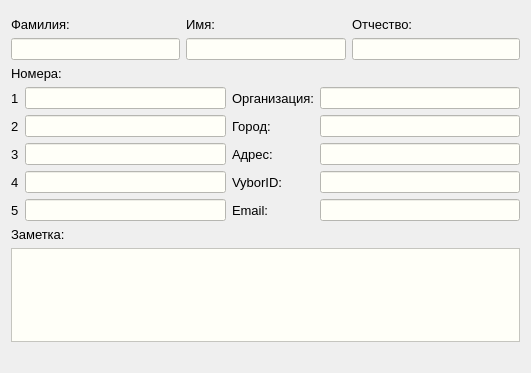
Old version of the form ViewContactDialog.ui in the repository okostynchuk/Outcall.
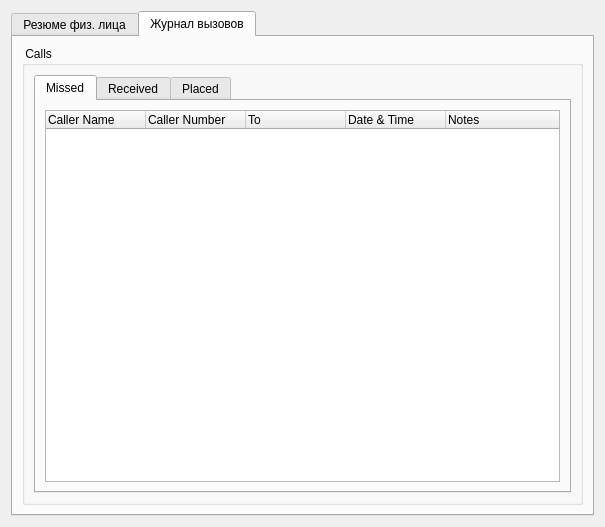
New version of the form. The open tabs and pages were chosen to show the change.

Commit message: org window size is now fixed + call history for privates was added

Diff of the .ui file:
```diff
--- a/ViewContactDialog.ui
+++ b/ViewContactDialog.ui
@@ -6,8 +6,8 @@
    <rect>
     <x>0</x>
     <y>0</y>
-    <width>531</width>
-    <height>373</height>
+    <width>605</width>
+    <height>527</height>
    </rect>
   </property>
   <property name="windowTitle">
@@ -18,6 +18,16 @@
   </property>
   <layout class="QGridLayout" name="gridLayout_2">
    <item row="0" column="0">
+    <widget class="QTabWidget" name="tabWidget">
+     <property name="currentIndex">
+      <number>0</number>
+     </property>
+     <widget class="QWidget" name="tab">
+      <attribute name="title">
+       <string>Резюме физ. лица</string>
+      </attribute>
+      <layout class="QGridLayout" name="gridLayout_3">
+       <item row="0" column="0">
     <layout class="QGridLayout" name="gridLayout">
      <item row="0" column="0">
       <layout class="QGridLayout" name="gridLayout_5">
@@ -426,6 +436,177 @@
       </layout>
      </item>
     </layout>
+       </item>
+      </layout>
+     </widget>
+     <widget class="QWidget" name="tab_2">
+      <attribute name="title">
+       <string>Журнал вызовов</string>
+      </attribute>
+      <layout class="QGridLayout" name="gridLayout_4">
+       <item row="0" column="0">
+        <widget class="QGroupBox" name="groupBoxCalls">
+         <property name="title">
+          <string> Calls</string>
+         </property>
+         <layout class="QVBoxLayout" name="verticalLayout_4">
+          <item>
+           <widget class="QTabWidget" name="tabWidget_2">
+            <property name="currentIndex">
+             <number>0</number>
+            </property>
+            <widget class="QWidget" name="tab_3">
+             <attribute name="title">
+              <string>Missed</string>
+             </attribute>
+             <layout class="QVBoxLayout" name="verticalLayout_6">
+              <item>
+               <widget class="QTreeWidget" name="treeWidgetMissed">
+                <property name="minimumSize">
+                 <size>
+                  <width>0</width>
+                  <height>0</height>
+                 </size>
+                </property>
+                <property name="layoutDirection">
+                 <enum>Qt::LeftToRight</enum>
+                </property>
+                <property name="selectionMode">
+                 <enum>QAbstractItemView::ExtendedSelection</enum>
+                </property>
+                <property name="rootIsDecorated">
+                 <bool>false</bool>
+                </property>
+                <property name="columnCount">
+                 <number>5</number>
+                </property>
+                <column>
+                 <property name="text">
+                  <string>Caller Name</string>
+                 </property>
+                </column>
+                <column>
+                 <property name="text">
+                  <string notr="true">Caller Number</string>
+                 </property>
+                </column>
+                <column>
+                 <property name="text">
+                  <string notr="true">To</string>
+                 </property>
+                </column>
+                <column>
+                 <property name="text">
+                  <string notr="true">Date &amp; Time</string>
+                 </property>
+                 <property name="font">
+                  <font>
+                   <stylestrategy>PreferAntialias</stylestrategy>
+                  </font>
+                 </property>
+                </column>
+                <column>
+                 <property name="text">
+                  <string>Notes</string>
+                 </property>
+                </column>
+               </widget>
+              </item>
+             </layout>
+            </widget>
+            <widget class="QWidget" name="tab_4">
+             <attribute name="title">
+              <string>Received</string>
+             </attribute>
+             <layout class="QVBoxLayout" name="verticalLayout_7">
+              <item>
+               <widget class="QTreeWidget" name="treeWidgetReceived">
+                <property name="selectionMode">
+                 <enum>QAbstractItemView::ExtendedSelection</enum>
+                </property>
+                <property name="rootIsDecorated">
+                 <bool>false</bool>
+                </property>
+                <property name="columnCount">
+                 <number>5</number>
+                </property>
+                <column>
+                 <property name="text">
+                  <string>Caller Name</string>
+                 </property>
+                </column>
+                <column>
+                 <property name="text">
+                  <string notr="true">Caller Number</string>
+                 </property>
+                </column>
+                <column>
+                 <property name="text">
+                  <string notr="true">To</string>
+                 </property>
+                </column>
+                <column>
+                 <property name="text">
+                  <string notr="true">Date &amp; Time</string>
+                 </property>
+                </column>
+                <column>
+                 <property name="text">
+                  <string>Notes</string>
+                 </property>
+                </column>
+               </widget>
+              </item>
+             </layout>
+            </widget>
+            <widget class="QWidget" name="tab_5">
+             <attribute name="title">
+              <string>Placed</string>
+             </attribute>
+             <layout class="QVBoxLayout" name="verticalLayout_8">
+              <item>
+               <widget class="QTreeWidget" name="treeWidgetPlaced">
+                <property name="selectionMode">
+                 <enum>QAbstractItemView::ExtendedSelection</enum>
+                </property>
+                <property name="rootIsDecorated">
+                 <bool>false</bool>
+                </property>
+                <property name="columnCount">
+                 <number>4</number>
+                </property>
+                <column>
+                 <property name="text">
+                  <string notr="true">To</string>
+                 </property>
+                </column>
+                <column>
+                 <property name="text">
+                  <string notr="true">Date &amp; Time</string>
+                 </property>
+                </column>
+                <column>
+                 <property name="text">
+                  <string notr="true">From</string>
+                 </property>
+                </column>
+                <column>
+                 <property name="text">
+                  <string>Notes</string>
+                 </property>
+                </column>
+               </widget>
+              </item>
+             </layout>
+            </widget>
+           </widget>
+          </item>
+         </layout>
+        </widget>
+       </item>
+      </layout>
+     </widget>
+    </widget>
    </item>
   </layout>
  </widget>
```
Lines whose indentation alone changed are shown as unchanged. The commit also changes 8 other files.
